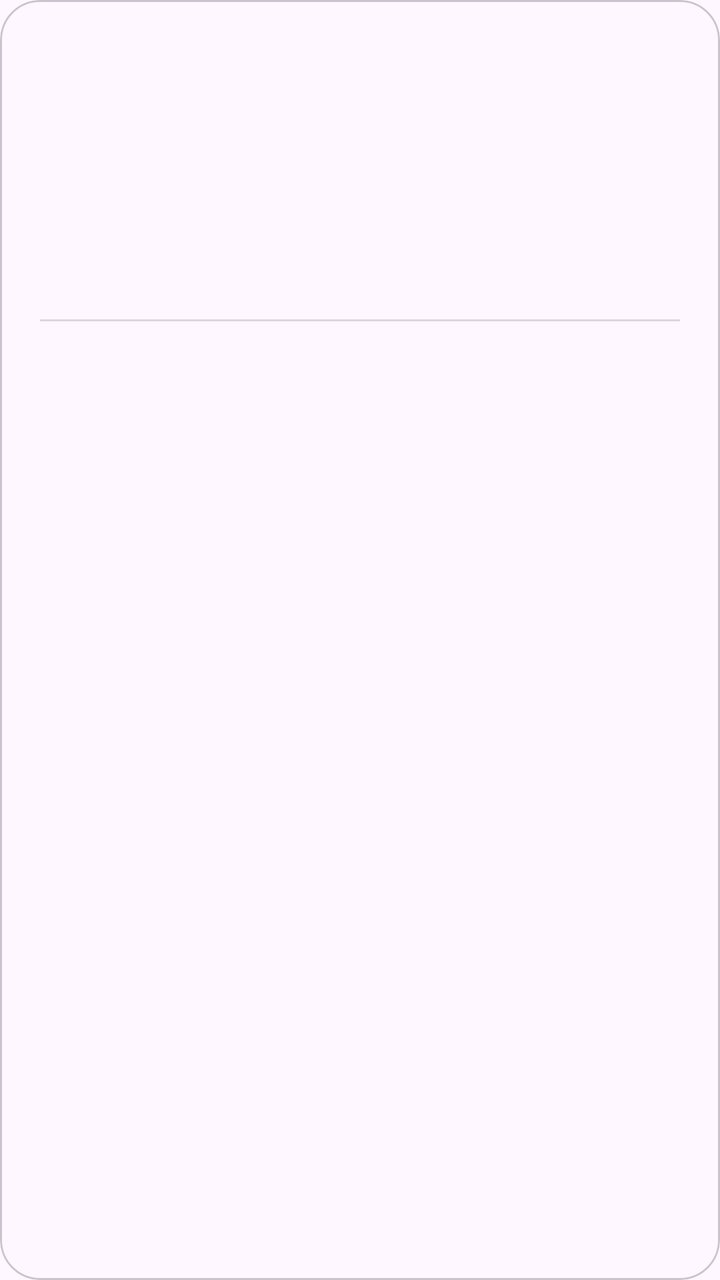
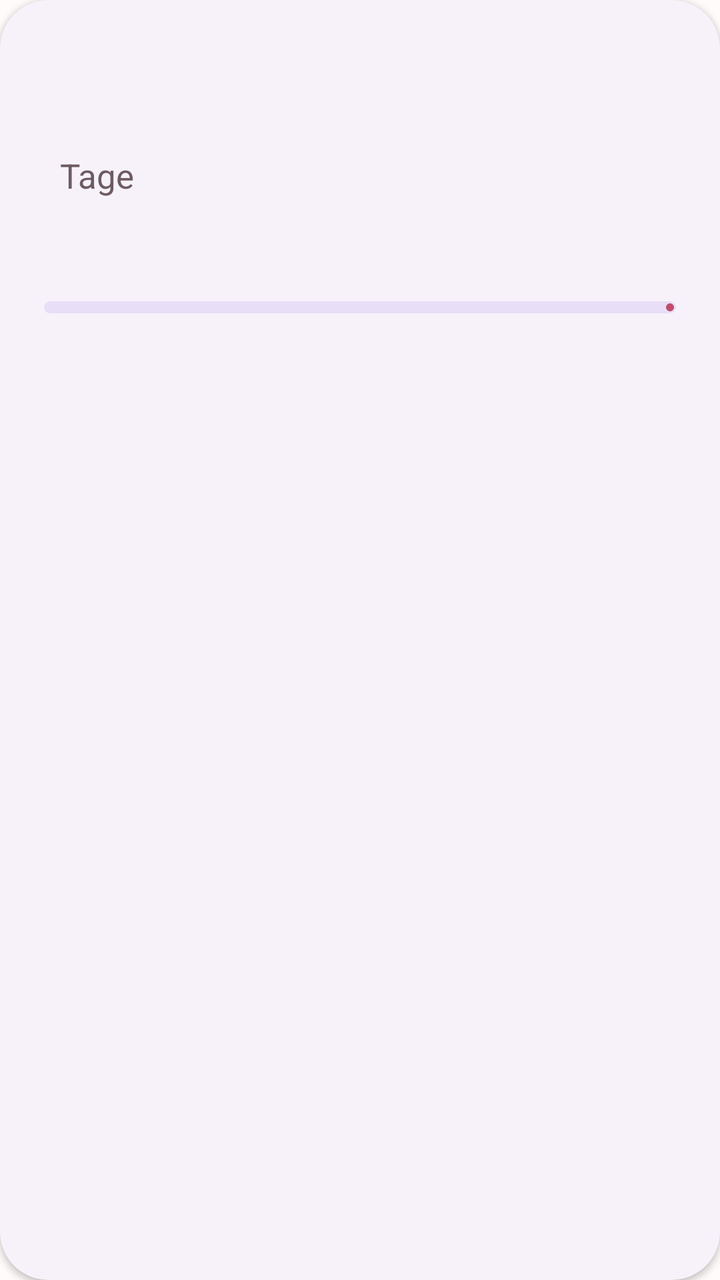

Two renders of the same Android screen: before a commit and after it. Below are the layout's source before the change and the commit's diff.
<!-- AndroidManifest.xml: application theme Theme.UnsereTage -->
<!-- res/layout/item_counter_card.xml -->
<?xml version="1.0" encoding="utf-8"?>
<com.google.android.material.card.MaterialCardView
    xmlns:android="http://schemas.android.com/apk/res/android"
    xmlns:app="http://schemas.android.com/apk/res-auto"
    android:layout_width="match_parent"
    android:layout_height="wrap_content"
    android:layout_marginTop="16dp"
    app:cardCornerRadius="20dp"
    app:cardElevation="0dp"
    app:strokeWidth="1dp">

    <LinearLayout
        android:layout_width="match_parent"
        android:layout_height="wrap_content"
        android:orientation="vertical"
        android:padding="20dp">

        <TextView
            android:id="@+id/tvCardLabel"
            android:layout_width="match_parent"
            android:layout_height="wrap_content"
            android:letterSpacing="0.08"
            android:textAllCaps="true"
            android:textSize="12sp"
            android:alpha="0.65" />

        <TextView
            android:id="@+id/tvCardDate"
            android:layout_width="match_parent"
            android:layout_height="wrap_content"
            android:layout_marginTop="2dp"
            android:textSize="14sp"
            android:alpha="0.75" />

        <TextView
            android:id="@+id/tvCardBig"
            android:layout_width="match_parent"
            android:layout_height="wrap_content"
            android:layout_marginTop="12dp"
            android:textSize="38sp"
            android:textStyle="bold"
            android:textColor="?attr/colorPrimary" />

        <TextView
            android:id="@+id/tvCardPeriod"
            android:layout_width="match_parent"
            android:layout_height="wrap_content"
            android:layout_marginTop="2dp"
            android:textSize="16sp" />

        <View
            android:layout_width="match_parent"
            android:layout_height="1dp"
            android:layout_marginTop="16dp"
            android:alpha="0.15"
            android:background="?attr/colorOnSurface" />

        <TextView
            android:id="@+id/tvCardNext"
            android:layout_width="match_parent"
            android:layout_height="wrap_content"
            android:layout_marginTop="14dp"
            android:textSize="15sp"
            android:lineSpacingExtra="3dp" />

    </LinearLayout>
</com.google.android.material.card.MaterialCardView>
<!-- resources referenced by this layout -->
<resources>
  <style name="Theme.UnsereTage" parent="Theme.Material3.DayNight.NoActionBar">
          <item name="colorPrimary">@color/rose</item>
          <item name="colorSecondary">@color/gold</item>
      </style>
  <color name="rose">#FFB23A5B</color>
  <color name="gold">#FFC08A3E</color>
</resources>

<!-- the commit's change to res/layout/item_counter_card.xml (unified diff, before → after) -->
@@ -2,66 +2,85 @@
 <com.google.android.material.card.MaterialCardView
     xmlns:android="http://schemas.android.com/apk/res/android"
     xmlns:app="http://schemas.android.com/apk/res-auto"
+    style="@style/SoftCard"
     android:layout_width="match_parent"
-    android:layout_height="wrap_content"
-    android:layout_marginTop="16dp"
-    app:cardCornerRadius="20dp"
-    app:cardElevation="0dp"
-    app:strokeWidth="1dp">
+    android:layout_height="wrap_content">
 
     <LinearLayout
         android:layout_width="match_parent"
         android:layout_height="wrap_content"
         android:orientation="vertical"
-        android:padding="20dp">
+        android:padding="22dp">
 
-        <TextView
-            android:id="@+id/tvCardLabel"
+        <LinearLayout
             android:layout_width="match_parent"
             android:layout_height="wrap_content"
-            android:letterSpacing="0.08"
-            android:textAllCaps="true"
-            android:textSize="12sp"
-            android:alpha="0.65" />
+            android:orientation="horizontal"
+            android:baselineAligned="false"
+            android:gravity="center_vertical">
 
-        <TextView
-            android:id="@+id/tvCardDate"
+            <TextView
+                android:id="@+id/tvCardLabel"
+                style="@style/Eyebrow"
+                android:layout_width="0dp"
+                android:layout_height="wrap_content"
+                android:layout_weight="1" />
+
+            <TextView
+                android:id="@+id/tvCardDate"
+                android:layout_width="wrap_content"
+                android:layout_height="wrap_content"
+                android:textSize="13sp"
+                android:textColor="?attr/colorOnSurfaceVariant" />
+        </LinearLayout>
+
+        <LinearLayout
             android:layout_width="match_parent"
             android:layout_height="wrap_content"
-            android:layout_marginTop="2dp"
-            android:textSize="14sp"
-            android:alpha="0.75" />
+            android:layout_marginTop="14dp"
+            android:orientation="horizontal"
+            android:baselineAligned="true">
 
-        <TextView
-            android:id="@+id/tvCardBig"
-            android:layout_width="match_parent"
-            android:layout_height="wrap_content"
-            android:layout_marginTop="12dp"
-            android:textSize="38sp"
-            android:textStyle="bold"
-            android:textColor="?attr/colorPrimary" />
+            <TextView
+                android:id="@+id/tvCardBig"
+                style="@style/BigNumber"
+                android:layout_width="wrap_content"
+                android:layout_height="wrap_content"
+                android:textColor="?attr/colorPrimary" />
+
+            <TextView
+                android:id="@+id/tvCardUnit"
+                android:layout_width="wrap_content"
+                android:layout_height="wrap_content"
+                android:layout_marginStart="8dp"
+                android:textSize="17sp"
+                android:textColor="?attr/colorOnSurfaceVariant"
+                android:text="Tage" />
+        </LinearLayout>
 
         <TextView
             android:id="@+id/tvCardPeriod"
             android:layout_width="match_parent"
             android:layout_height="wrap_content"
-            android:layout_marginTop="2dp"
+            android:layout_marginTop="4dp"
             android:textSize="16sp" />
 
-        <View
+        <com.google.android.material.progressindicator.LinearProgressIndicator
+            android:id="@+id/progressYear"
             android:layout_width="match_parent"
-            android:layout_height="1dp"
-            android:layout_marginTop="16dp"
-            android:alpha="0.15"
-            android:background="?attr/colorOnSurface" />
+            android:layout_height="wrap_content"
+            android:layout_marginTop="20dp"
+            app:trackCornerRadius="4dp"
+            app:trackThickness="6dp" />
 
         <TextView
             android:id="@+id/tvCardNext"
             android:layout_width="match_parent"
             android:layout_height="wrap_content"
-            android:layout_marginTop="14dp"
-            android:textSize="15sp"
-            android:lineSpacingExtra="3dp" />
+            android:layout_marginTop="12dp"
+            android:textSize="14sp"
+            android:lineSpacingExtra="3dp"
+            android:textColor="?attr/colorOnSurfaceVariant" />
 
     </LinearLayout>
 </com.google.android.material.card.MaterialCardView>
<!-- resource entries referenced after the edit -->
@@ -1,10 +1,44 @@
 <!-- resources referenced by this layout -->
 <resources>
+  <style name="BigNumber">
+          <item name="android:textSize">44sp</item>
+          <item name="android:fontFamily">sans-serif-medium</item>
+          <item name="android:letterSpacing">-0.02</item>
+          <item name="android:includeFontPadding">false</item>
+      </style>
+  <style name="Eyebrow">
+          <item name="android:textSize">11sp</item>
+          <item name="android:textAllCaps">true</item>
+          <item name="android:letterSpacing">0.14</item>
+          <item name="android:fontFamily">sans-serif-medium</item>
+          <item name="android:textColor">?attr/colorOnSurfaceVariant</item>
+      </style>
+  <style name="SoftCard" parent="Widget.Material3.CardView.Elevated">
+          <item name="cardCornerRadius">24dp</item>
+          <item name="cardElevation">2dp</item>
+          <item name="android:layout_marginTop">14dp</item>
+      </style>
   <style name="Theme.UnsereTage" parent="Theme.Material3.DayNight.NoActionBar">
           <item name="colorPrimary">@color/rose</item>
+          <item name="colorOnPrimary">#FFFFFFFF</item>
           <item name="colorSecondary">@color/gold</item>
+          <item name="colorOnSecondary">#FF2A1F23</item>
+          <item name="android:colorBackground">@color/bg</item>
+          <item name="colorSurface">@color/surface</item>
+          <item name="colorSurfaceVariant">@color/surface_soft</item>
+          <item name="colorOnSurface">@color/ink</item>
+          <item name="colorOnSurfaceVariant">@color/ink_soft</item>
+          <item name="colorOutline">@color/outline</item>
+          <item name="android:statusBarColor">@android:color/transparent</item>
+          <item name="android:windowTranslucentStatus">true</item>
       </style>
-  <color name="rose">#FFB23A5B</color>
-  <color name="gold">#FFC08A3E</color>
+  <color name="rose">#FFC14D6B</color>
+  <color name="gold">#FFD8A657</color>
+  <color name="bg">#FFFFFBFA</color>
+  <color name="surface">#FFFFFFFF</color>
+  <color name="surface_soft">#FFF8EFF2</color>
+  <color name="ink">#FF2A1F23</color>
+  <color name="ink_soft">#FF6E5B62</color>
+  <color name="outline">#FFE6D5DA</color>
 </resources>
 
